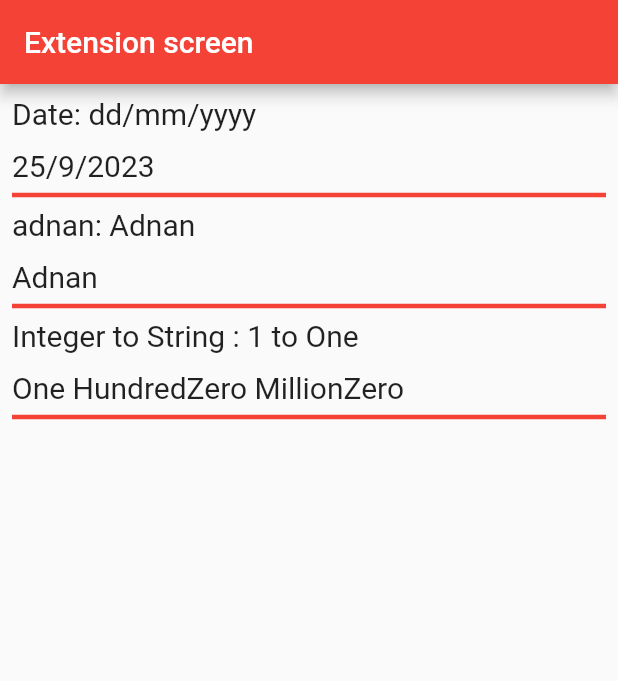
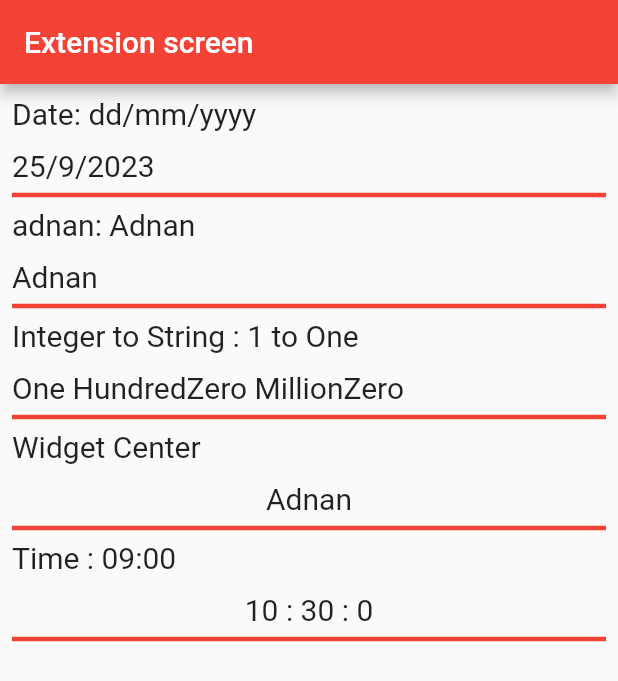
Before and after one commit to Adiikust/Flutter_App, a Flutter app: the screen it shows after launch, on a phone screen of 412 x 824 dp. Shown: the top 681 px of the screen. Run offline on Flutter 3.47's test engine with Material 2 defaults, Android fonts, the phone set to English and light mode, and no system bars; our stand-ins replace avatar_glow, speech_to_text; missing offline and left inert: pay.

Commit message:
more extension add

```diff
--- a/lib/Views/extension_screen.dart
+++ b/lib/Views/extension_screen.dart
@@ -45,6 +45,26 @@ class ExtensionScreen extends StatelessWidget {
                 style: const TextStyle(fontSize: 20),
               ),
               const Divider(color: Colors.red, thickness: 3),
+              const Text(
+                "Widget Center",
+                style: TextStyle(fontSize: 20),
+              ),
+              const SizedBox(height: 12),
+              const Text(
+                "Adnan",
+                style: TextStyle(fontSize: 20),
+              ).toCenter(),
+              const Divider(color: Colors.red, thickness: 3),
+              const Text(
+                "Time : 09:00",
+                style: TextStyle(fontSize: 20),
+              ),
+              const SizedBox(height: 12),
+              Text(
+                DateTime.now().toCustomTime(),
+                style: TextStyle(fontSize: 20),
+              ).toCenter(),
+              const Divider(color: Colors.red, thickness: 3),
             ],
           ),
         ));
--- a/lib/Widget/custome_extension.dart
+++ b/lib/Widget/custome_extension.dart
@@ -1,4 +1,6 @@
 //TODO:Data extension
+import 'package:flutter/cupertino.dart';
+
 extension CustomDate on DateTime {
   String toCustomDate() {
     return "$day/$month/$year";
@@ -85,4 +87,18 @@ extension IntegerToWords on int {
   }
 }
 
-//TODO:integer to string extension
+//TODO:iWidget Center
+extension WidgetCenter on Widget {
+  Center toCenter() {
+    return Center(
+      child: this,
+    );
+  }
+}
+
+//TODO:Time
+extension CustomTime on DateTime {
+  String toCustomTime() {
+    return "$hour : $minute : $second";
+  }
+}
```
